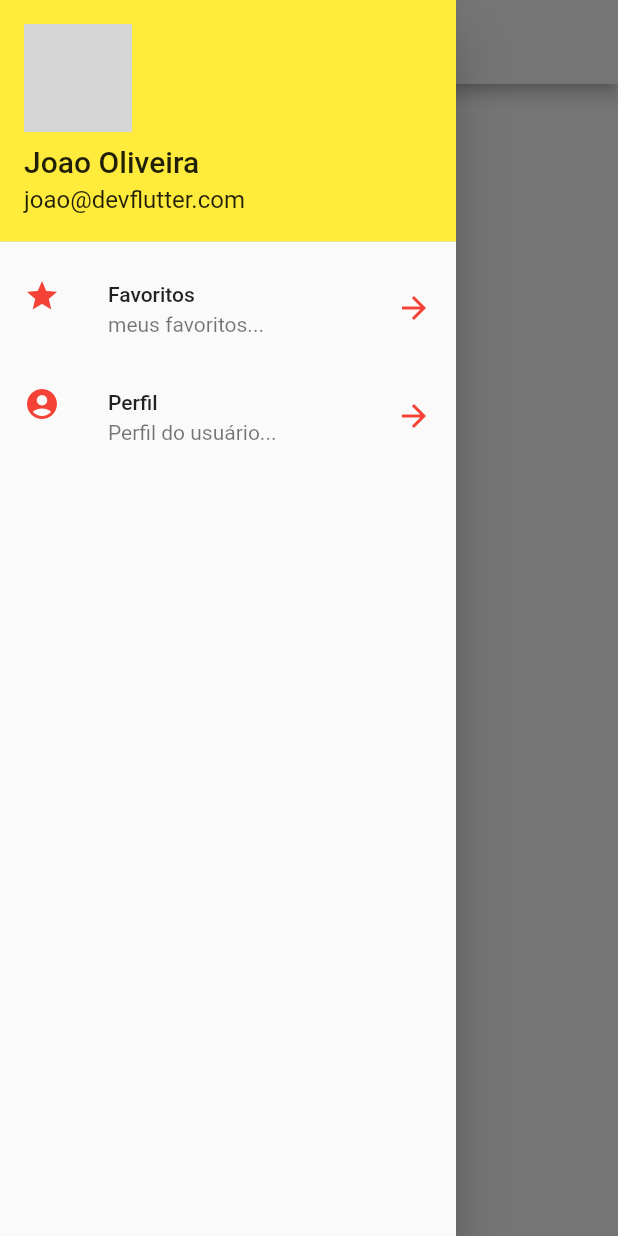
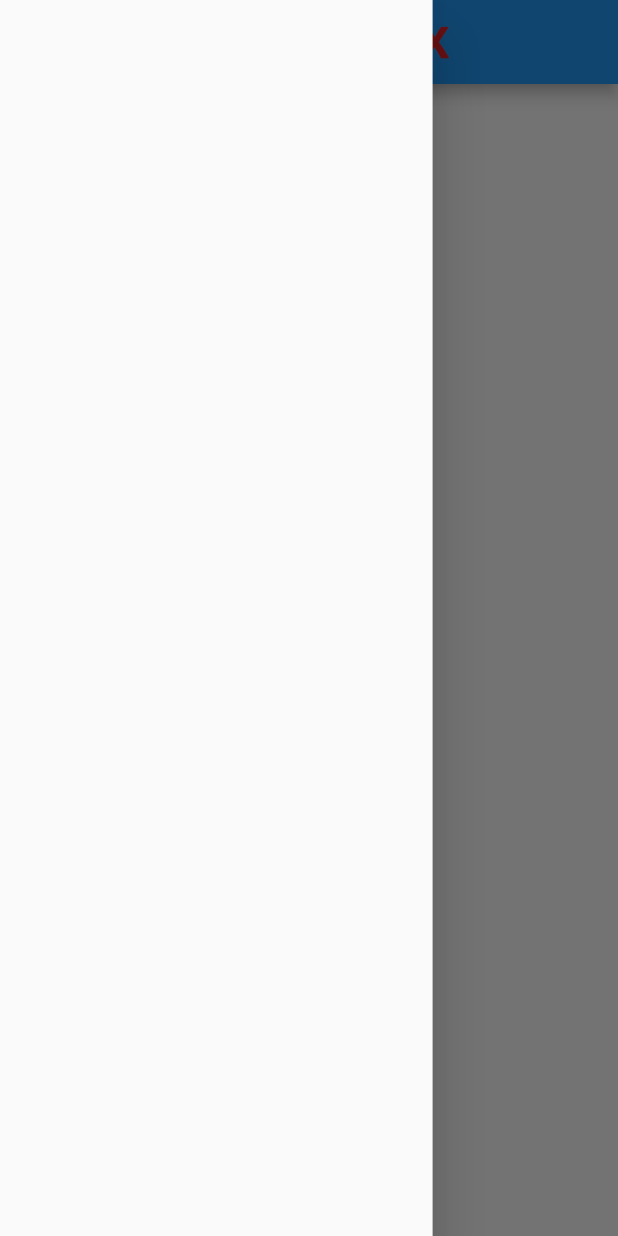
Before and after one commit to oliveiradg/GuiaPGX, a Flutter app: the screen it shows after launch, with the side drawer open, on a phone screen of 412 x 824 dp. Run offline on Flutter 3.47's test engine with Material 2 defaults, Android fonts, the phone set to English and light mode, and no system bars; grey boxes are pictures that could not be loaded.

Commit message:
[DIA 46] feat: Criando baseView

```diff
--- /dev/null
+++ b/lib/app/views/base_view.dart
@@ -0,0 +1,36 @@
+import 'package:flutter/material.dart';
+import 'package:guia_pgx/app/views/home_page_view.dart';
+
+class BaseView extends StatelessWidget {
+  final PageController pageController = PageController(); //comando para mudar a pagina através do controller
+
+  BaseView({Key? key}) : super(key: key);
+
+  @override
+  Widget build(BuildContext context) {
+    return Scaffold(
+
+
+      body: PageView(
+        controller: pageController,
+        physics: const NeverScrollableScrollPhysics(),
+        children: [
+         const  HomePageView(),
+
+          Container(
+            color: Colors.green,
+          ),
+          Container(
+            color: Colors.yellow,
+          ),
+          Container(
+            color: Colors.purple,
+          ),
+          Container(
+            color: Colors.brown,
+          ),
+        ],
+      ),
+    );
+  }
+}
--- a/lib/app/views/home_page_view.dart
+++ b/lib/app/views/home_page_view.dart
@@ -1,4 +1,5 @@
 import 'package:flutter/material.dart';
+import 'package:guia_pgx/components/custom_drawer.dart';
 
 class HomePageView extends StatelessWidget {
   const HomePageView({Key? key}) : super(key: key);
@@ -6,68 +7,68 @@ class HomePageView extends StatelessWidget {
   @override
   Widget build(BuildContext context) {
     return Scaffold(
-      backgroundColor: Colors.white,
+     drawer: const CustomDrawer(),
       //drawer
-      drawer: Drawer(
-        child: ListView(
-          children: <Widget>[
-            const UserAccountsDrawerHeader(
-              accountName: Text(
-                "Joao Oliveira",
-                style: TextStyle(
-                  fontSize: 20,
-                ),
-              ),
-              accountEmail: Text(
-                "joao@devflutter.com",
-                style: TextStyle(
-                  fontSize: 16,
-                ),
-              ),
-              currentAccountPicture: CircleAvatar(
-                radius: 30.0,
-                backgroundImage: NetworkImage(
-                    'https://avatars.githubusercontent.com/u/65923951?s=96&v=4'),
-                backgroundColor: Colors.transparent,
-              ),
-            ),
-            ListTile(
-                leading: const Icon(
-                  Icons.star,
-                  color: Colors.red,
-                ),
-                title: const Text("Favoritos"),
-                subtitle: const Text("meus favoritos..."),
-                trailing: const Icon(
-                  Icons.arrow_forward,
-                  color: Colors.red,
-                ),
-                onTap: () {
-                  debugPrint('toquei no drawer');
-                }),
-            ListTile(
-                leading: const Icon(
-                  Icons.account_circle,
-                  color: Colors.red,
-                ),
-                title: const Text("Perfil"),
-                subtitle: const Text("Perfil do usuário..."),
-                trailing: const Icon(
-                  Icons.arrow_forward,
-                  color: Colors.red,
-                ),
-                onTap: () {
-                  Navigator.pop(context);
-                })
-          ],
-        ),
-      ),
+      // drawer: Drawer(
+      //   child: ListView(
+      //     children: <Widget>[
+      //       const UserAccountsDrawerHeader(
+      //         accountName: Text(
+      //           "Joao Oliveira",
+      //           style: TextStyle(
+      //             fontSize: 20,
+      //           ),
+      //         ),
+      //         accountEmail: Text(
+      //           "joao@devflutter.com",
+      //           style: TextStyle(
+      //             fontSize: 16,
+      //           ),
+      //         ),
+      //         currentAccountPicture: CircleAvatar(
+      //           radius: 30.0,
+      //           backgroundImage: NetworkImage(
+      //               'https://avatars.githubusercontent.com/u/65923951?s=96&v=4'),
+      //           backgroundColor: Colors.transparent,
+      //         ),
+      //       ),
+      //       ListTile(
+      //           leading: const Icon(
+      //             Icons.star,
+      //             color: Colors.red,
+      //           ),
+      //           title: const Text("Favoritos"),
+      //           subtitle: const Text("meus favoritos..."),
+      //           trailing: const Icon(
+      //             Icons.arrow_forward,
+      //             color: Colors.red,
+      //           ),
+      //           onTap: () {
+      //             debugPrint('toquei no drawer');
+      //           }),
+      //       ListTile(
+      //           leading: const Icon(
+      //             Icons.account_circle,
+      //             color: Colors.red,
+      //           ),
+      //           title: const Text("Perfil"),
+      //           subtitle: const Text("Perfil do usuário..."),
+      //           trailing: const Icon(
+      //             Icons.arrow_forward,
+      //             color: Colors.red,
+      //           ),
+      //           onTap: () {
+      //             Navigator.pop(context);
+      //           })
+      //     ],
+      //   ),
+      // ),
 
       //appBar
 
       appBar: AppBar(
         centerTitle: true,
-        backgroundColor: Colors.white,
+
         title: Image.asset(
           "assets/images/logo pgx.png",
           fit: BoxFit.contain,
--- /dev/null
+++ b/lib/components/custom_drawer.dart
@@ -0,0 +1,13 @@
+import 'package:flutter/material.dart';
+
+class CustomDrawer extends StatelessWidget {
+  const CustomDrawer({Key? key}) : super(key: key);
+
+  @override
+  Widget build(BuildContext context) {
+    return  SizedBox(
+      width: MediaQuery.of(context).size.width * 0.7,
+      child: const Drawer(),
+    );
+  }
+}
--- a/lib/main.dart
+++ b/lib/main.dart
@@ -1,5 +1,6 @@
 import 'package:flutter/material.dart';
-import 'package:guia_pgx/app/views/home_page_view.dart';
+import 'package:guia_pgx/app/views/base_view.dart';
+
 
 void main() {
   runApp(const MyApp());
@@ -12,11 +13,7 @@ class MyApp extends StatelessWidget {
   Widget build(BuildContext context) {
     return MaterialApp(
         title: 'Guia Comercial PGX',
-        theme: ThemeData(
 
-          primaryColor: Colors.red[50],
-          primarySwatch: Colors.yellow,
-        ),
-        home: const HomePageView());
+        home:  BaseView());
   }
 }
```
